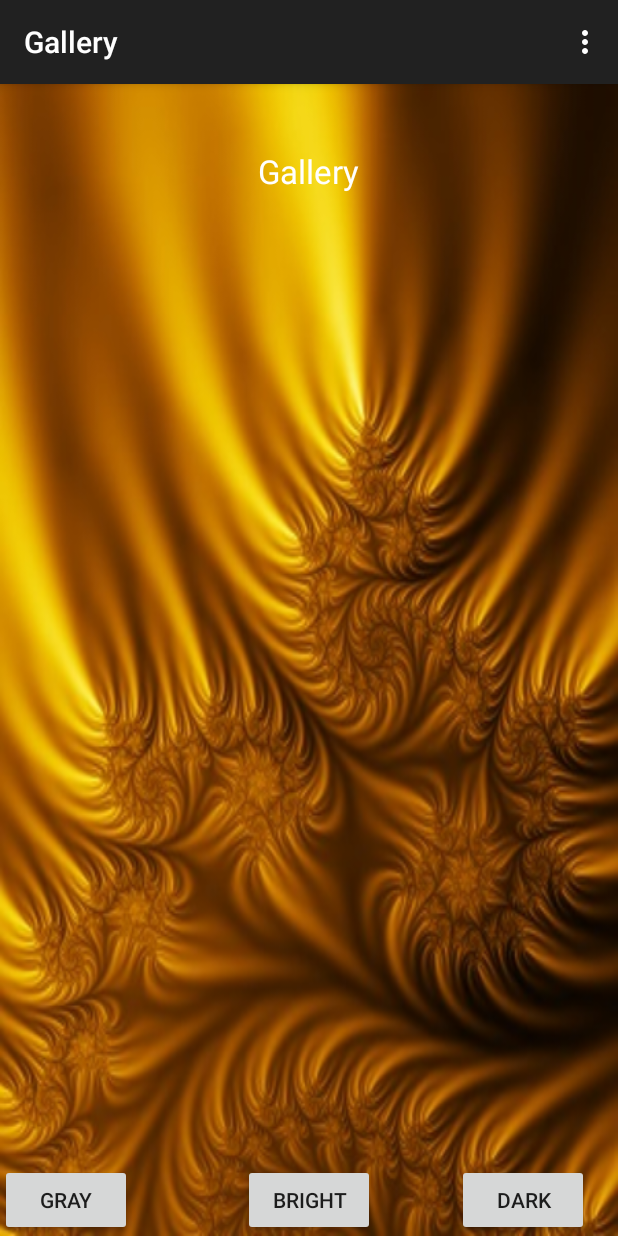
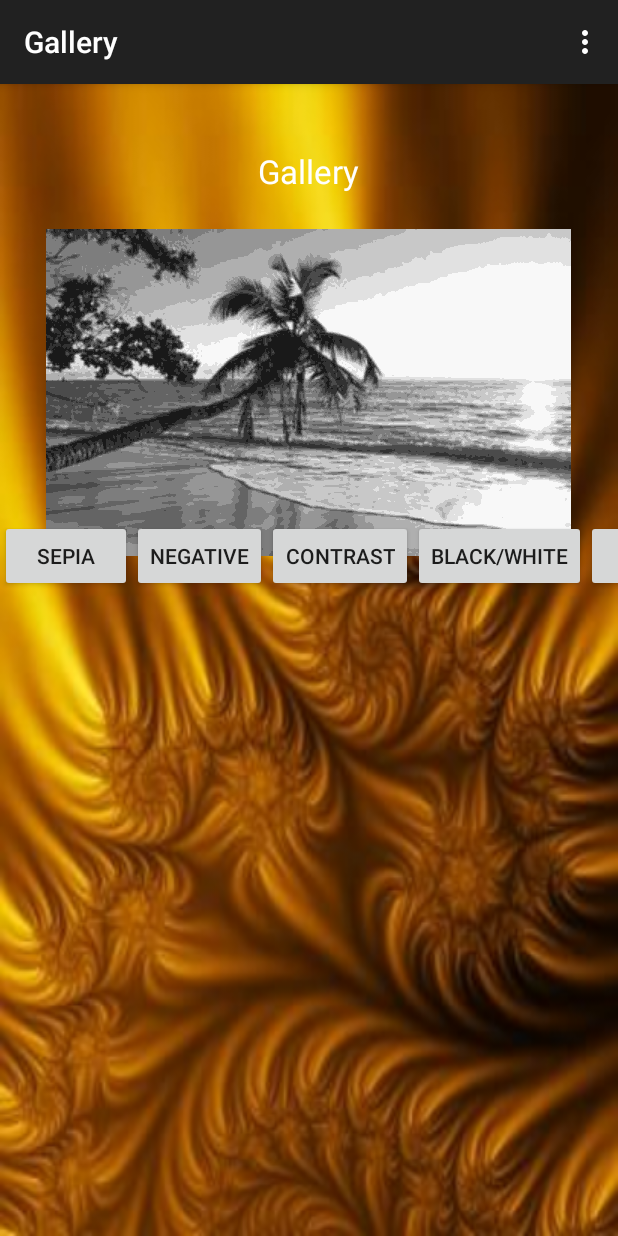
Before and after one commit to ChrisGin/FilteredPuzzleGame, an Android app: the fragment FragmentFilters placed in its activity, in the options menu, after a tap on "Settings", on a phone screen of 412 x 824 dp. Run offline under Robolectric (Android 15) with nearby library versions, the phone set to English and light mode, and no system bars; 1 statement that could not run was skipped.

Commit message:
addded 5 filters

```diff
--- a/app/src/main/java/com/example/chrisgin/imagefilterpuzzlegame/FragmentFilters.java
+++ b/app/src/main/java/com/example/chrisgin/imagefilterpuzzlegame/FragmentFilters.java
@@ -8,12 +8,14 @@ import android.graphics.drawable.BitmapDrawable;
 import android.graphics.drawable.Drawable;
 import android.os.Bundle;
 import android.support.v4.app.Fragment;
+import android.support.v4.app.FragmentTransaction;
 import android.view.LayoutInflater;
 import android.view.Menu;
 import android.view.View;
 import android.view.View.OnClickListener;
 import android.view.ViewGroup;
 import android.widget.Button;
+import android.widget.ImageButton;
 import android.widget.ImageView;
 import android.widget.Toast;
 
@@ -28,6 +30,13 @@ public class FragmentFilters extends Fragment {
     private Button button1;
     private Bitmap operation;
     Drawable bitmapOrg;
+
+    private Button mContrastButton;
+    private Button mNegativeButton;
+    private Button mLavaButton;
+    private Button mSepiaButton;
+    private Button mBlackWhiteButton;
+
     private final int[] mColors =
             {Color.BLUE, Color.GREEN, Color.RED, Color.LTGRAY, Color.MAGENTA, Color.CYAN,
                     Color.YELLOW, Color.WHITE};
@@ -49,70 +58,218 @@ public class FragmentFilters extends Fragment {
         String photos = getArguments().getString("photoNum");
         imageView = (ImageView) view.findViewById(R.id.filter_image);
 
-        if(photos == "image1")
-        {
-          imageView.setImageResource(R.drawable.image1);
-            Toast x = Toast.makeText(getActivity().getApplicationContext(), photos, Toast.LENGTH_LONG);
-            x.show();
+        if(photos == "image1") {
+            imageView.setImageResource(R.drawable.image1);
         }
         else if(photos == "image2")
         {
             imageView.setImageResource(R.drawable.image2);
-            Toast y = Toast.makeText(getActivity().getApplicationContext(), photos, Toast.LENGTH_LONG);
-            y.show();
+
         }
         else if(photos == "image3")
         {
             imageView.setImageResource(R.drawable.image3);
-            Toast y = Toast.makeText(getActivity().getApplicationContext(), photos, Toast.LENGTH_LONG);
-            y.show();
 
         }
         else if(photos == "image4")
         {
             imageView.setImageResource(R.drawable.image4);
-            Toast y = Toast.makeText(getActivity().getApplicationContext(), photos, Toast.LENGTH_LONG);
-            y.show();
         }
 
         else if(photos == "image5")
         {
-            imageView.setImageResource(R.drawable.image3);
-            Toast y = Toast.makeText(getActivity().getApplicationContext(), photos, Toast.LENGTH_LONG);
-            y.show();
+            imageView.setImageResource(R.drawable.image5);
+
+        }
+        else if(photos == "image6")
+        {
+            imageView.setImageResource(R.drawable.image6);
 
         }
 
         img = (ImageView)view.findViewById(R.id.filter_image);
         BitmapDrawable  abmp = (BitmapDrawable)img.getDrawable();
+        bmp = abmp.getBitmap();
 
-       // Bitmap bmp = BitmapFactory.decodeResource(getResources(), R.drawable.image1);
-     //   Bitmap newbitmap = doColorFilter(bmp,135, 125, 165);
+        mContrastButton = (Button) view.findViewById(R.id.contrast_button);
+        mContrastButton.setOnClickListener(new View.OnClickListener(){
+            @Override
+            public void onClick(View v){
+                contrast(v);
 
-      /*  imageView = (ImageView)getActivity().findViewById(R.id.imageView1);
-        bitmapOrg = this.getResources().getDrawable(R.drawable.image1);
+            }
+        });
 
-        button1 = (Button)getActivity().findViewById(R.id.button1);
-        button1.setOnClickListener(new OnClickListener() {
-            public void onClick(View view) {
-                int mColor = (int) Math.floor(Math.random() * mColors.length);
-                bitmapOrg.setColorFilter(mColors[mColor], PorterDuff.Mode.MULTIPLY);
-                imageView.setImageDrawable(bitmapOrg);
-                imageView.invalidate();
+        mBlackWhiteButton = (Button) view.findViewById(R.id.blackwhite_button);
+        mBlackWhiteButton.setOnClickListener(new View.OnClickListener(){
+            @Override
+            public void onClick(View v){
+                blackwhite(v);
+
             }
-        });*/
+        });
+
+        mNegativeButton = (Button) view.findViewById(R.id.negative_button);
+        mNegativeButton.setOnClickListener(new View.OnClickListener(){
+            @Override
+            public void onClick(View v){
+                negative(v);
+
+            }
+        });
+
+        mSepiaButton = (Button) view.findViewById(R.id.sepia_button);
+        mSepiaButton.setOnClickListener(new View.OnClickListener(){
+            @Override
+            public void onClick(View v){
+                sepia(v);
+
+            }
+        });
+
+
+        mLavaButton = (Button) view.findViewById(R.id.lava_button);
+        mLavaButton.setOnClickListener(new View.OnClickListener() {
+            @Override
+            public void onClick(View v) {
+                lava(v);
+
+            }
+        });
 
 
         return view;
     }
 
+    public void contrast(View view){
+        operation= Bitmap.createBitmap(bmp.getWidth(),
+                bmp.getHeight(), bmp.getConfig());
+
+        double contrast = Math.pow((100.0 + 70.0) / 100, 2);
+        for(int i=0; i<bmp.getWidth(); i++){
+            for(int j=0; j<bmp.getHeight(); j++){
+                int p = bmp.getPixel(i, j);
+                int r = Color.red(p);
+                int g = Color.green(p);
+                int b = Color.blue(p);
+
+                r = (int)(((((r/ 255.0) - 0.5) * contrast) + 0.5) * 255.0);
+                if(r < 0) { r = 0; }
+                else if(r > 255) { r = 255; }
+
+                g = (int)(((((g / 255.0) - 0.5) * contrast) + 0.5) * 255.0);
+                if(g < 0) { g = 0; }
+                else if(g > 255) { g = 255; }
+
+                b = (int)(((((b / 255.0) - 0.5) * contrast) + 0.5) * 255.0);
+                if(b < 0) { b = 0; }
+                else if(b > 255) { b = 255; }
+
+                operation.setPixel(i, j, Color.argb(Color.alpha(p), r, g, b));
+            }
+        }
+        img.setImageBitmap(operation);
+    }
+
+    public void blackwhite(View view){
+        operation= Bitmap.createBitmap(bmp.getWidth(),
+                bmp.getHeight(), bmp.getConfig());
+
+        double factor = (259 * (64 + 255 )) / (255 * (259 - 64));
+        for(int i=0; i<bmp.getWidth(); i++){
+            for(int j=0; j<bmp.getHeight(); j++){
+                int p = bmp.getPixel(i, j);
+                int r = Color.red(p);
+                int g = Color.green(p);
+                int b = Color.blue(p);
+                double lumi = (r + b + g)/3;
+
+                if (lumi < 25) {
+                    r = 25;
+                    g = 25;
+                    b = 25;
+                }
+                else if(lumi < 50){
+                    r = 50;
+                    g = 50;
+                    b = 50;
+                }
+                else if(lumi < 75){
+                    r = 75;
+                    g = 75;
+                    b = 75;
+                }
+                else if(lumi < 100){
+                    r = 100;
+                    g = 100;
+                    b = 100;
+                }
+                else if(lumi < 125){
+                    r = 125;
+                    g = 125;
+                    b = 125;
+                }
+                else if(lumi < 150){
+                    r = 150;
+                    g = 150;
+                    b = 150;
+                }
+                else if(lumi < 175){
+                    r = 175;
+                    g = 175;
+                    b = 175;
+                }
+                else if(lumi < 200){
+                    r = 200;
+                    g = 200;
+                    b = 200;
+                }
+
+                else if(lumi < 225){
+                    r = 225;
+                    g = 225;
+                    b = 225;
+                }
+                else
+                {
+                    r = 248;
+                    g = 248;
+                    b = 248;
+                }
+
+                operation.setPixel(i, j, Color.argb(Color.alpha(p), r, g, b));
+            }
+        }
+        img.setImageBitmap(operation);
+    }
+    public void negative(View view){
+        operation= Bitmap.createBitmap(bmp.getWidth(),
+                bmp.getHeight(), bmp.getConfig());
+
+        double factor = (259 * (64 + 255 )) / (255 * (259 - 64));
+        for(int i=0; i<bmp.getWidth(); i++){
+            for(int j=0; j<bmp.getHeight(); j++){
+                int p = bmp.getPixel(i, j);
+                int r = Color.red(p);
+                int g = Color.green(p);
+                int b = Color.blue(p);
+
+                r = 255 - r;
+                g = 255 - g;
+                b = 255 - b;
+
+                operation.setPixel(i, j, Color.argb(Color.alpha(p), r, g, b));
+            }
+        }
+        img.setImageBitmap(operation);
+    }
     public void gray(View view){
         operation= Bitmap.createBitmap(bmp.getWidth(),
                 bmp.getHeight(), bmp.getConfig());
 
-        double red = 0.33;
-        double green = 0.59;
-        double blue = 0.11;
+        double red = 0.30;
+        double green = 0.40;
+        double blue = 0.15;
 
         for(int i=0; i<bmp.getWidth(); i++){
             for(int j=0; j<bmp.getHeight(); j++){
@@ -131,10 +288,14 @@ public class FragmentFilters extends Fragment {
         img.setImageBitmap(operation);
     }
 
-    public void bright(View view){
+
+    public void sepia(View view){
         operation= Bitmap.createBitmap(bmp.getWidth(),
                 bmp.getHeight(),bmp.getConfig());
 
+        double tr;
+        double tg;
+        double tb;
 
         for(int i=0; i<bmp.getWidth(); i++){
             for(int j=0; j<bmp.getHeight(); j++){
@@ -143,11 +304,24 @@ public class FragmentFilters extends Fragment {
                 int g = Color.green(p);
                 int b = Color.blue(p);
                 int alpha = Color.alpha(p);
+                tr = (.393 * r) + (.769 * g) + (.189*b);
+                tg =  (.349 * r) + (.686 * g) + (.168 * b);
+                tb =  (.272 * r) + (.534 *g) + (.131 * b);
 
-                r = 100  +  r;
-                g = 100  + g;
-                b = 100  + b;
-                alpha = 100 + alpha;
+                if (tr > 255)
+                    r = 255;
+                else
+                    r = (int) tr;
+
+                if (tg > 255)
+                    g = 255;
+                else
+                    g = (int) tg;
+
+                if (tb > 255)
+                    b = 255;
+                else
+                    b = (int) tb;
 
                 operation.setPixel(i, j, Color.argb(alpha, r, g, b));
             }
@@ -155,7 +329,8 @@ public class FragmentFilters extends Fragment {
         img.setImageBitmap(operation);
     }
 
-    public void dark(View view){
+
+    public void lava(View view){
         operation= Bitmap.createBitmap(bmp.getWidth(),
                 bmp.getHeight(),bmp.getConfig());
 
@@ -217,6 +392,7 @@ public class FragmentFilters extends Fragment {
         return bmOut;
     }
 
+    //calls the method to send a string to this fragment
     public static FragmentFilters getInstance(String image) {
 
         FragmentFilters frag = new FragmentFilters();
--- a/app/src/main/java/com/example/chrisgin/imagefilterpuzzlegame/FragmentGalleryPicture.java
+++ b/app/src/main/java/com/example/chrisgin/imagefilterpuzzlegame/FragmentGalleryPicture.java
@@ -23,6 +23,7 @@ public class FragmentGalleryPicture extends Fragment {
     private ImageButton mPictureButton3;
     private ImageButton mPictureButton4;
     private ImageButton mPictureButton5;
+    private ImageButton mPictureButton6;
 
 
     public FragmentGalleryPicture()
@@ -137,6 +138,27 @@ public class FragmentGalleryPicture extends Fragment {
 
             }
         });
+
+        mPictureButton6 = (ImageButton) view.findViewById(R.id.imageButton6);
+        mPictureButton6.setOnClickListener(new View.OnClickListener() {
+            @Override
+            public void onClick(View v) {
+                //I created a Bundle object so we are able to pass information to our next fragment.
+                //So we can know what image to display
+
+
+                Fragment filtersFra = FragmentFilters.getInstance("image6");
+                FragmentTransaction fragmentTransaction = fragmentManager.beginTransaction();
+
+
+                fragmentTransaction.replace(R.id.filter_fragment_container, filtersFra);
+                //fragmentTransaction.addToBackStack("gallery_fragment");
+                fragmentTransaction.commit();
+                // Toast toast = Toast.makeText(getActivity().getApplicationContext(), "picuture button", Toast.LENGTH_LONG);
+                //  toast.show();
+
+            }
+        });
         return view;
 
     }
--- a/app/src/main/res/layout/fragment_filters.xml
+++ b/app/src/main/res/layout/fragment_filters.xml
@@ -20,39 +20,75 @@
         android:id="@+id/camera_image" />
 
     <ImageView
-        android:layout_width="match_parent"
-        android:layout_height="match_parent"
-        android:id="@+id/filter_image"
-        android:layout_gravity="center_horizontal"
-        android:layout_below="@+id/text_send"
-        android:layout_toRightOf="@+id/camera_image"
-        android:layout_toEndOf="@+id/camera_image"
-        android:layout_marginTop="96dp" />
-
-    <Button
-        android:id="@+id/button2"
         android:layout_width="wrap_content"
         android:layout_height="wrap_content"
-        android:layout_alignBaseline="@+id/button1"
-        android:layout_alignBottom="@+id/button1"
-        android:layout_alignParentRight="true"
-        android:layout_marginRight="19dp"
-        android:text="@string/dark" />
+        android:id="@+id/filter_image"
+        android:src="@drawable/image1"
+        android:layout_gravity="center_horizontal"
+        android:layout_centerVertical="true"
+        android:layout_centerHorizontal="true" />
 
-    <Button
-        android:id="@+id/button1"
+
+
+    <HorizontalScrollView
         android:layout_width="wrap_content"
         android:layout_height="wrap_content"
-        android:text="@string/gray"
-        android:layout_alignParentBottom="true" />
+        android:layout_below="@+id/filter_image"
+        android:background="#00000000">
 
-    <Button
-        android:id="@+id/button3"
-        android:layout_width="wrap_content"
-        android:layout_height="wrap_content"
-        android:layout_alignBaseline="@+id/button2"
-        android:layout_alignBottom="@+id/button2"
-        android:layout_centerHorizontal="true"
-        android:text="@string/bright" />
+        <LinearLayout
+            android:orientation="horizontal"
+            android:layout_width="wrap_content"
+            android:id="@+id/linearlayout1"
+            android:layout_height="wrap_content">
+            <Button
+                android:id="@+id/sepia_button"
+                android:layout_width="wrap_content"
+                android:layout_height="wrap_content"
+                android:layout_alignBaseline="@+id/lava_button"
+                android:layout_alignBottom="@+id/lava_button"
+                android:layout_centerHorizontal="true"
+                android:text="Sepia" />
+            <Button
+                android:id="@+id/negative_button"
+                android:layout_width="wrap_content"
+                android:layout_height="wrap_content"
+                android:text="Negative"
+                android:layout_alignParentBottom="true" />
+
+
+            <Button
+                android:id="@+id/contrast_button"
+                android:layout_width="wrap_content"
+                android:layout_height="wrap_content"
+                android:text="Contrast"
+                android:layout_alignParentBottom="true" />
+
+            <Button
+                android:id="@+id/blackwhite_button"
+                android:layout_width="wrap_content"
+                android:layout_height="wrap_content"
+                android:text="Black/White"
+                android:layout_alignParentBottom="true" />
+
+
+            <Button
+                android:id="@+id/lava_button"
+                android:layout_width="wrap_content"
+                android:layout_height="wrap_content"
+                android:layout_alignBaseline="@+id/gray_button"
+                android:layout_alignBottom="@+id/gray_button"
+                android:layout_alignParentRight="true"
+                android:text="Lava" />
+
+            <TextView
+                android:layout_width="wrap_content"
+                android:layout_height="wrap_content"
+                android:layout_below="@id/filter_image"
+                android:text="Hello"/>
+        </LinearLayout>
+
+
+    </HorizontalScrollView>
 
 </RelativeLayout>
```
Also changed, not shown: app/src/main/res/layout/fragment_gallery_layout.xml (+25 -13 lines), app/src/main/res/drawable/background.jpg, app/src/main/res/drawable/curtains.jpg, app/src/main/res/drawable/image1.jpg, app/src/main/res/drawable/image2.jpg, app/src/main/res/drawable/image3.jpg, app/src/main/res/drawable/image4.jpg, app/src/main/res/drawable/image5.jpg (added), app/src/main/res/drawable/image6.jpg (added).
